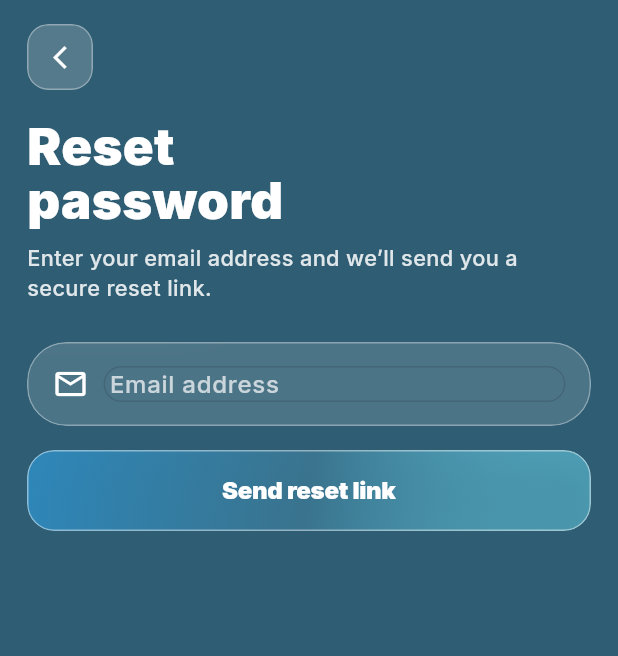
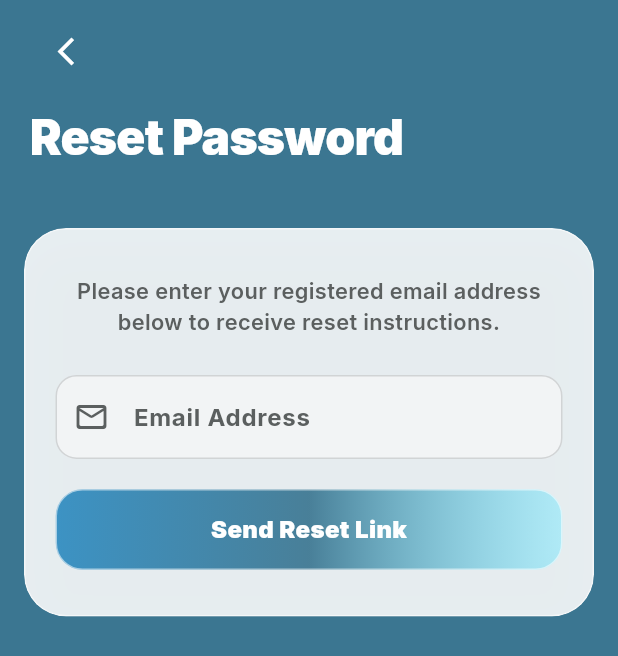
Before and after one commit to norahalhazab/ratq-flutter-app, a Flutter app: the ForgotPasswordScreen screen opened directly, on a phone screen of 412 x 824 dp. Shown: the top 656 px of the screen. Run offline on Flutter 3.47's test engine with Material 3 defaults, Android fonts, the light colour scheme and no system bars; our stand-ins replace cached_network_image, cloud_firestore, connectivity_plus, firebase_auth, firebase_core, firebase_messaging and 12 more; missing offline and left inert: android_intent_plus; accounts and stored records are empty.

Commit message:
changed reset screen design

```diff
--- a/aidx-medical-app-master/lib/screens/auth/forgot_password_screen.dart
+++ b/aidx-medical-app-master/lib/screens/auth/forgot_password_screen.dart
@@ -1,7 +1,6 @@
 import 'dart:ui';
 import 'package:flutter/material.dart';
 import 'package:firebase_auth/firebase_auth.dart';
-import 'package:google_fonts/google_fonts.dart';
 
 class ForgotPasswordScreen extends StatefulWidget {
   const ForgotPasswordScreen({super.key});
@@ -11,7 +10,8 @@ class ForgotPasswordScreen extends StatefulWidget {
 }
 
 class _ForgotPasswordScreenState extends State<ForgotPasswordScreen> {
-  static const Color bgBlue = Color(0xFF2F5D73);
+  static const Color primary = Color(0xFF3B7691);
+  static const Color bgBlue = Color(0xFF3B7691);
 
   final _email = TextEditingController();
   bool _loading = false;
@@ -39,7 +39,6 @@ class _ForgotPasswordScreenState extends State<ForgotPasswordScreen> {
     setState(() => _loading = true);
     try {
       await FirebaseAuth.instance.sendPasswordResetEmail(email: email);
-
       if (!mounted) return;
       _toast("Reset link sent to your email");
       Navigator.pop(context);
@@ -55,177 +54,154 @@ class _ForgotPasswordScreenState extends State<ForgotPasswordScreen> {
     return Scaffold(
       backgroundColor: bgBlue,
       body: SafeArea(
-        child: Padding(
-          padding: const EdgeInsets.fromLTRB(18, 16, 18, 20),
         child: Column(
           crossAxisAlignment: CrossAxisAlignment.start,
           children: [
-              _BackButton(onTap: () => Navigator.pop(context)),
-              const SizedBox(height: 20),
-              Text(
-                "Reset\npassword",
-                style: GoogleFonts.inter(
-                  fontSize: 34,
+            // --- OUTSIDE THE BOX: TOP SECTION ---
+            Padding(
+              padding: const EdgeInsets.fromLTRB(20, 10, 20, 0),
+              child: Column(
+                crossAxisAlignment: CrossAxisAlignment.start,
+                children: [
+                  IconButton(
+                    icon: const Icon(Icons.arrow_back_ios_new, color: Colors.white, size: 22),
+                    onPressed: () => Navigator.pop(context),
+                  ),
+                  const SizedBox(height: 10),
+                  const Text(
+                    "Reset Password",
+                    style: TextStyle(
+                      fontSize: 32,
                       fontWeight: FontWeight.w900,
                       color: Colors.white,
-                  height: 1.05,
+                      letterSpacing: -0.5,
                     ),
                   ),
-              const SizedBox(height: 10),
-              Text(
-                "Enter your email address and we’ll send you a secure reset link.",
-                style: GoogleFonts.inter(
-                  fontSize: 14.5,
-                  fontWeight: FontWeight.w500,
-                  color: Colors.white.withOpacity(0.85),
-                  height: 1.4,
+                  const SizedBox(height: 8),
+                ],
               ),
             ),
-              const SizedBox(height: 26),
 
-              // ✅ fixed field (no white strip)
-              _GlassEmailField(controller: _email),
+            SizedBox(height: 30),// Pushes the box to the center
 
-              const SizedBox(height: 16),
-
-              // ✅ signup-style button
-              _LiquidGlassPrimaryButton(
-                text: "Send reset link",
+            // --- THE BOX: CENTERED PANEL ---
+            Padding(
+              padding: const EdgeInsets.symmetric(horizontal: 16),
+              child: _SlidingAuthCard(
+                showLogin: true,
+                child: Padding(
+                  padding: const EdgeInsets.fromLTRB(20, 30, 20, 30),
+                  child: Column(
+                    mainAxisSize: MainAxisSize.min,
+                    children: [
+                      const Text(
+                        "Please enter your registered email address below to receive reset instructions.",
+                        textAlign: TextAlign.center,
+                        style: TextStyle(
+                          fontSize: 14.5,
+                          fontWeight: FontWeight.w600,
+                          color: Color(0xFF5B5F5F),
+                        ),
+                      ),
+                      const SizedBox(height: 25),
+                      _GlassField(
+                        label: "Email Address",
+                        icon: Icons.mail_outline_rounded,
+                        controller: _email,
+                        theme: FieldTheme.light,
+                      ),
+                      const SizedBox(height: 20),
+                      _LiquidGlassButton(
+                        text: "Send Reset Link",
                         loading: _loading,
                         onTap: _loading ? null : _send,
+                        variant: ButtonVariant.primary,
                       ),
                     ],
                   ),
+                ),
+              ),
+            ),
+
+            const Spacer(flex: 2), // Gives more weight to the bottom to keep the box slightly above true center
+          ],
         ),
       ),
     );
   }
 }
 
-/* ---------------- components ---------------- */
+/* ---------------- UI COMPONENTS ---------------- */
 
-class _BackButton extends StatelessWidget {
-  const _BackButton({required this.onTap});
-  final VoidCallback onTap;
+class _SlidingAuthCard extends StatelessWidget {
+  const _SlidingAuthCard({required this.showLogin, required this.child});
+  final bool showLogin;
+  final Widget child;
 
   @override
   Widget build(BuildContext context) {
     return ClipRRect(
-      borderRadius: BorderRadius.circular(14),
+      borderRadius: BorderRadius.circular(28),
       child: BackdropFilter(
-        filter: ImageFilter.blur(sigmaX: 10, sigmaY: 10),
-        child: InkWell(
-          onTap: onTap,
+        filter: ImageFilter.blur(sigmaX: 18, sigmaY: 18),
         child: Container(
-            width: 44,
-            height: 44,
           decoration: BoxDecoration(
-              color: Colors.white.withOpacity(0.18),
-              borderRadius: BorderRadius.circular(14),
-              border: Border.all(color: Colors.white.withOpacity(0.35)),
+            borderRadius: BorderRadius.circular(28),
+            border: Border.all(color: Colors.white.withOpacity(0.55)),
+            color: Colors.white.withOpacity(0.88),
+            boxShadow: const [
+              BoxShadow(color: Color(0x22000000), blurRadius: 22, offset: Offset(0, 12))
+            ],
           ),
-            child: const Icon(
-              Icons.arrow_back_ios_new,
-              size: 18,
-              color: Colors.white,
-            ),
-          ),
+          child: child,
         ),
       ),
     );
   }
 }
 
-/// ✅ This version removes the “white strip” completely:
-/// - uses InputDecoration.collapsed (no padding/background)
-/// - sets textAlignVertical center as extra safety
-class _GlassEmailField extends StatelessWidget {
-  const _GlassEmailField({required this.controller});
+enum FieldTheme { light, darkOnBlue, greyLabelOnBlue }
+
+class _GlassField extends StatelessWidget {
+  const _GlassField({required this.label, required this.icon, required this.controller, required this.theme});
+  final String label;
+  final IconData icon;
   final TextEditingController controller;
+  final FieldTheme theme;
 
   @override
   Widget build(BuildContext context) {
-    return ClipRRect(
-      borderRadius: BorderRadius.circular(26),
-      child: BackdropFilter(
-        filter: ImageFilter.blur(sigmaX: 18, sigmaY: 18),
-        child: Container(
-          height: 56,
-          padding: const EdgeInsets.symmetric(horizontal: 16),
-          decoration: BoxDecoration(
-            color: Colors.white.withOpacity(0.14),
-            borderRadius: BorderRadius.circular(26),
-            border: Border.all(color: Colors.white.withOpacity(0.35)),
-          ),
-          child: Row(
-            crossAxisAlignment: CrossAxisAlignment.center,
-            children: [
-              const Icon(Icons.mail_outline, color: Colors.white),
-              const SizedBox(width: 10),
-              Expanded(
-                child: TextField(
+    return TextFormField(
       controller: controller,
-                  keyboardType: TextInputType.emailAddress,
-                  autofillHints: const [AutofillHints.email],
-                  enableSuggestions: false,
-                  autocorrect: false,
-                  textAlignVertical: TextAlignVertical.center,
-                  style: GoogleFonts.inter(
-                    color: Colors.white,
-                    fontWeight: FontWeight.w600,
-                  ),
-                  cursorColor: Colors.white,
-
-                  // 🔥 Key fix
-                  decoration: InputDecoration.collapsed(
-                    hintText: "Email address",
-                    hintStyle: GoogleFonts.inter(
-                      color: Colors.white.withOpacity(0.7),
-                      fontWeight: FontWeight.w500,
-                    ),
-                  ),
-                ),
-              ),
-            ],
-          ),
-        ),
+      style: const TextStyle(color: Color(0xFF111827), fontWeight: FontWeight.w700),
+      decoration: InputDecoration(
+        labelText: label,
+        labelStyle: const TextStyle(color: Color(0xFF5B5F5F), fontWeight: FontWeight.w700),
+        prefixIcon: Icon(icon, color: const Color(0xFF5B5F5F)),
+        filled: true,
+        fillColor: const Color(0xFFF2F4F5),
+        border: OutlineInputBorder(borderRadius: BorderRadius.circular(16), borderSide: BorderSide.none),
       ),
     );
   }
 }
 
-/// ✅ Same vibe as your Sign-up "Create account" button:
-/// - Blur glass
-/// - Gradient blue
-/// - Border
-/// - Rounded 18
-class _LiquidGlassPrimaryButton extends StatelessWidget {
-  const _LiquidGlassPrimaryButton({
-    required this.text,
-    required this.loading,
-    required this.onTap,
-  });
+enum ButtonVariant { primary, surface, onBlue, onBlueSurface }
 
+class _LiquidGlassButton extends StatelessWidget {
+  const _LiquidGlassButton({required this.text, required this.loading, required this.onTap, required this.variant});
   final String text;
   final bool loading;
   final VoidCallback? onTap;
-
-  static const Color primary = Color(0xFF3B7691);
+  final ButtonVariant variant;
 
   @override
   Widget build(BuildContext context) {
-    final disabled = onTap == null;
-
+    const Color primary = Color(0xFF3B7691);
     final gradient = LinearGradient(
-      begin: Alignment.topLeft,
-      end: Alignment.bottomRight,
-      colors: disabled
+      colors: onTap == null
           ? [primary.withOpacity(0.45), primary.withOpacity(0.20)]
-          : [
-        const Color(0xFF2E8BC0).withOpacity(0.92),
-        primary.withOpacity(0.92),
-        const Color(0xFF6FE7FF).withOpacity(0.45),
-      ],
+          : [const Color(0xFF2E8BC0).withOpacity(0.92), primary.withOpacity(0.92), const Color(0xFF6FE7FF).withOpacity(0.45)],
     );
 
     return ClipRRect(
@@ -234,41 +210,18 @@ class _LiquidGlassPrimaryButton extends StatelessWidget {
         filter: ImageFilter.blur(sigmaX: 16, sigmaY: 16),
         child: InkWell(
           onTap: onTap,
-          child: AnimatedContainer(
-            duration: const Duration(milliseconds: 220),
+          child: Container(
             height: 54,
             width: double.infinity,
             decoration: BoxDecoration(
               borderRadius: BorderRadius.circular(18),
-              border: Border.all(color: Colors.white.withOpacity(0.45)),
-              boxShadow: const [
-                BoxShadow(
-                  color: Color(0x26000000),
-                  blurRadius: 18,
-                  offset: Offset(0, 10),
-                ),
-              ],
+              border: Border.all(color: Colors.white.withOpacity(0.55)),
               gradient: gradient,
             ),
             child: Center(
               child: loading
-                  ? const SizedBox(
-                width: 22,
-                height: 22,
-                child: CircularProgressIndicator(
-                  strokeWidth: 2,
-                  color: Colors.white,
-                ),
-              )
-                  : Text(
-                text,
-                style: const TextStyle(
-                  color: Colors.white,
-                  fontWeight: FontWeight.w900,
-                  fontSize: 16,
-                  letterSpacing: -0.2,
-                ),
-              ),
+                  ? const SizedBox(width: 22, height: 22, child: CircularProgressIndicator(strokeWidth: 2, color: Colors.white))
+                  : Text(text, style: const TextStyle(color: Colors.white, fontWeight: FontWeight.w900, fontSize: 16)),
             ),
           ),
         ),
```
Lines whose indentation alone changed are shown as unchanged.
